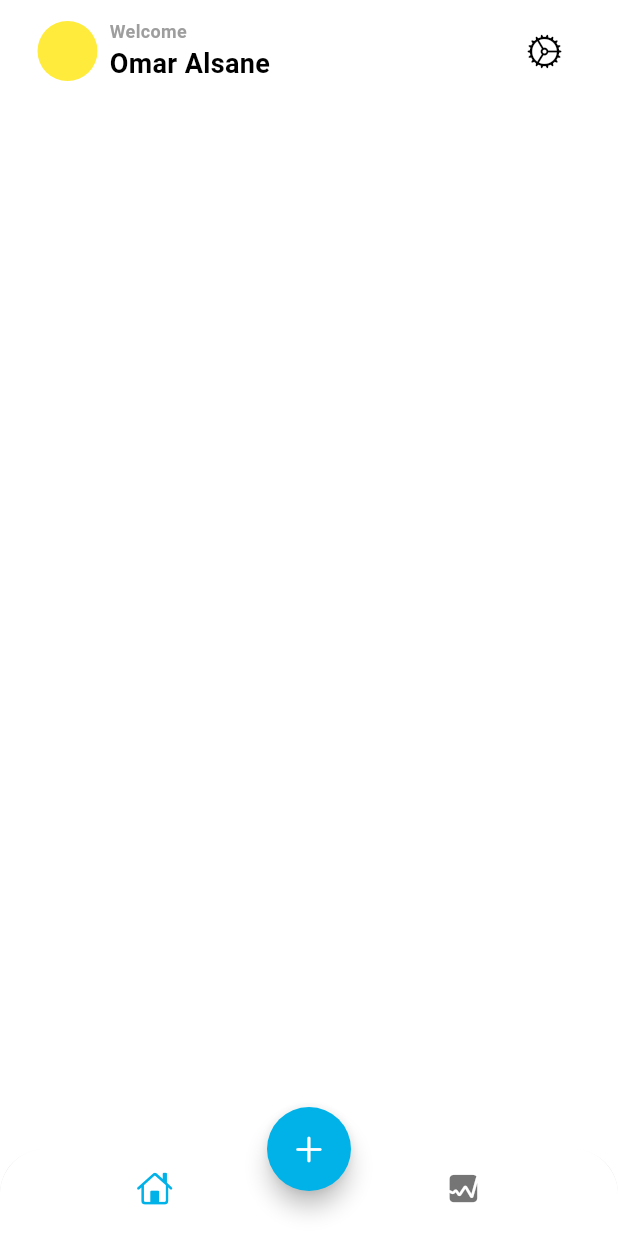
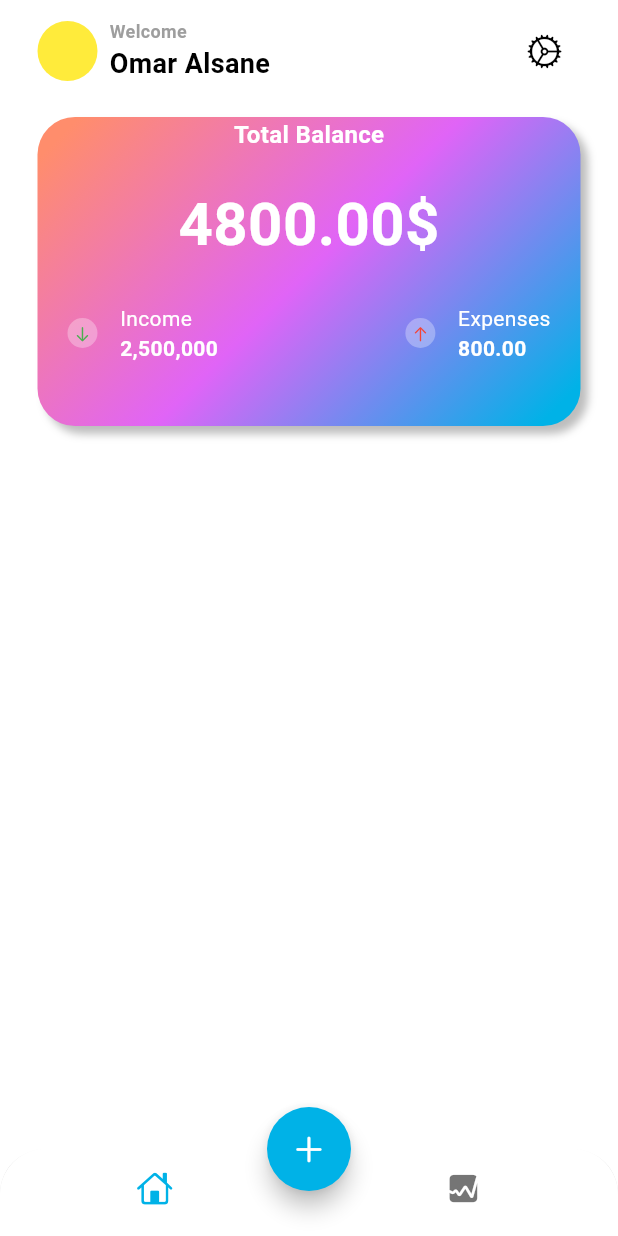
Before and after one commit to fleetm/Expense, a Flutter app: the screen it shows after launch, on a phone screen of 412 x 824 dp. Run offline on Flutter 3.47's test engine with Material 3 defaults, Android fonts, the phone set to English and light mode, and no system bars; our stand-ins replace gap.

Commit message:
feat: Add CreditCard widget to home view
- Created a new CreditCard widget in the credit_cart.dart file to display the user's total balance, income, and expenses.
- Updated the home_view_body.dart file to include the CreditCard widget below the custom app bar.
- Updated the cons.dart file to add a new gradient color scheme for the CreditCard widget.

```diff
--- /dev/null
+++ b/lib/Features/Home/widgets/credit_cart.dart
@@ -0,0 +1,132 @@
+import 'package:expenses/core/cons.dart';
+import 'package:flutter/cupertino.dart';
+import 'package:flutter/material.dart';
+import 'package:gap/gap.dart';
+
+class CreditCard extends StatelessWidget {
+  const CreditCard({Key? key}) : super(key: key);
+
+  @override
+  Widget build(BuildContext context) {
+    final screenWidth = MediaQuery.of(context).size.width;
+
+    return Container(
+      width: screenWidth,
+      height: screenWidth / 2,
+      decoration: BoxDecoration(
+        borderRadius: BorderRadius.circular(25),
+        gradient: AppColors.myGradient,
+        boxShadow: [
+          BoxShadow(
+            blurRadius: 4,
+            color: Colors.grey.shade400,
+            offset: Offset(5, 5),
+          ),
+        ],
+      ),
+      child: Column(
+        children: [
+          const Text(
+            'Total Balance',
+            style: TextStyle(
+              fontSize: 16,
+              fontWeight: FontWeight.w600,
+              color: Colors.white,
+            ),
+          ),
+          const Gap(20),
+          const Text(
+            '4800.00\$',
+            style: TextStyle(
+              fontSize: 40,
+              fontWeight: FontWeight.bold,
+              color: Colors.white,
+            ),
+          ),
+          const Gap(12),
+          Padding(
+            padding: const EdgeInsets.symmetric(horizontal: 20, vertical: 12),
+            child: Row(
+              crossAxisAlignment: CrossAxisAlignment.center,
+              children: [
+                _buildIndicator(
+                  icon: CupertinoIcons.arrow_down,
+                  color: Colors.green,
+                ),
+                const Gap(15),
+                const _IncomeExpenseColumn(
+                  title: 'Income',
+                  amount: '2,500,000',
+                ),
+                Spacer(),
+                _buildIndicator(
+                  icon: CupertinoIcons.arrow_up,
+                  color: Colors.red,
+                ),
+                const Gap(15),
+                const _IncomeExpenseColumn(
+                  title: 'Expenses',
+                  amount: '800.00',
+                ),
+              ],
+            ),
+          ),
+        ],
+      ),
+    );
+  }
+
+  Widget _buildIndicator({required IconData icon, required Color color}) {
+    return Container(
+      width: 20,
+      height: 20,
+      decoration: const BoxDecoration(
+        color: Colors.white30,
+        shape: BoxShape.circle,
+      ),
+      child: Center(
+        child: Icon(
+          icon,
+          size: 12,
+          color: color,
+        ),
+      ),
+    );
+  }
+}
+
+class _IncomeExpenseColumn extends StatelessWidget {
+  final String title;
+  final String amount;
+
+  const _IncomeExpenseColumn({
+    Key? key,
+    required this.title,
+    required this.amount,
+  }) : super(key: key);
+
+  @override
+  Widget build(BuildContext context) {
+    return Column(
+      crossAxisAlignment: CrossAxisAlignment.start,
+      children: [
+        Text(
+          title,
+          style: const TextStyle(
+            fontSize: 14,
+            fontWeight: FontWeight.w400,
+            color: Colors.white,
+          ),
+        ),
+        Text(
+          amount,
+          style: const TextStyle(
+            fontSize: 14,
+            fontWeight: FontWeight.w600,
+            color: Colors.white,
+          ),
+        ),
+      ],
+    );
+  }
+}
--- a/lib/Features/Home/widgets/home_view_body.dart
+++ b/lib/Features/Home/widgets/home_view_body.dart
@@ -1,6 +1,8 @@
 import 'package:expenses/Features/Home/widgets/Custom_app_bar.dart';
+import 'package:expenses/Features/Home/widgets/credit_cart.dart';
 import 'package:flutter/cupertino.dart';
 import 'package:flutter/material.dart';
+import 'package:gap/gap.dart';
 
 class HomeScreenBody extends StatelessWidget {
   const HomeScreenBody({super.key});
@@ -13,6 +15,8 @@ class HomeScreenBody extends StatelessWidget {
         child: Column(
           children: [
             CustomAppBar(),
+            Gap(20),
+            CreditCard(),
           ],
         ),
       ),
--- a/lib/core/cons.dart
+++ b/lib/core/cons.dart
@@ -1,7 +1,18 @@
+import 'dart:math';
+
 import 'package:flutter/material.dart';
 
 class AppColors {
   static const Color kPrime = Color(0xFF00B2E7);
   static const Color ksecoundry = Color(0xFFE064F7);
   static const Color kthird = Color(0xFFFF8D6C);
+
+  static const myGradient = LinearGradient(
+    colors: [
+      kthird,
+      ksecoundry,
+      kPrime,
+    ],
+    transform: GradientRotation(pi / 4),
+  );
 }
```
